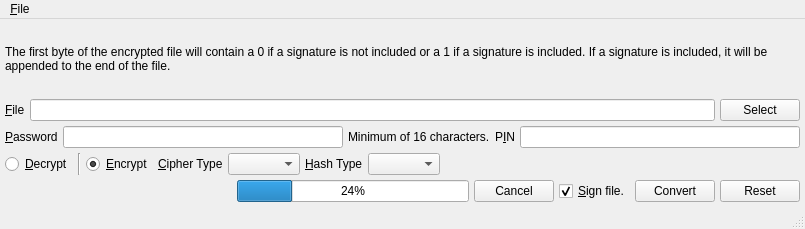
The window that UI/encryptfile.ui (xloem/spot-on-svn) describes before a commit, drawn with Qt 5.
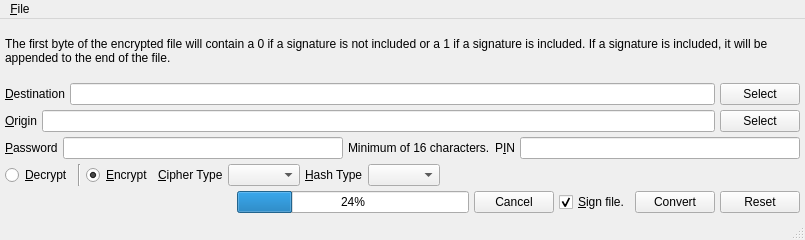
The same window after the commit. Icons and pictures are not drawn.

Commit message: Added a destination path. Removed support for the gost cipher.

```diff
--- a/UI/encryptfile.ui
+++ b/UI/encryptfile.ui
@@ -7,7 +7,7 @@
     <x>0</x>
     <y>0</y>
     <width>805</width>
-    <height>229</height>
+    <height>240</height>
    </rect>
   </property>
   <property name="windowIcon">
@@ -32,12 +32,36 @@
       </property>
      </widget>
     </item>
+    <item>
+     <layout class="QHBoxLayout" name="horizontalLayout_3">
+      <item>
+       <widget class="QLabel" name="label_8">
+        <property name="text">
+         <string>&amp;Destination</string>
+        </property>
+        <property name="buddy">
+         <cstring>destination</cstring>
+        </property>
+       </widget>
+      </item>
+      <item>
+       <widget class="QLineEdit" name="destination"/>
+      </item>
+      <item>
+       <widget class="QPushButton" name="selectDestination">
+        <property name="text">
+         <string>Select</string>
+        </property>
+       </widget>
+      </item>
+     </layout>
+    </item>
     <item>
      <layout class="QHBoxLayout" name="horizontalLayout">
       <item>
        <widget class="QLabel" name="label">
         <property name="text">
-         <string>&amp;File</string>
+         <string>&amp;Origin</string>
         </property>
         <property name="buddy">
          <cstring>file</cstring>
```
Left out of the diff: 5 changed lines with no effect on the pictures. The commit also changes 3 other files.
